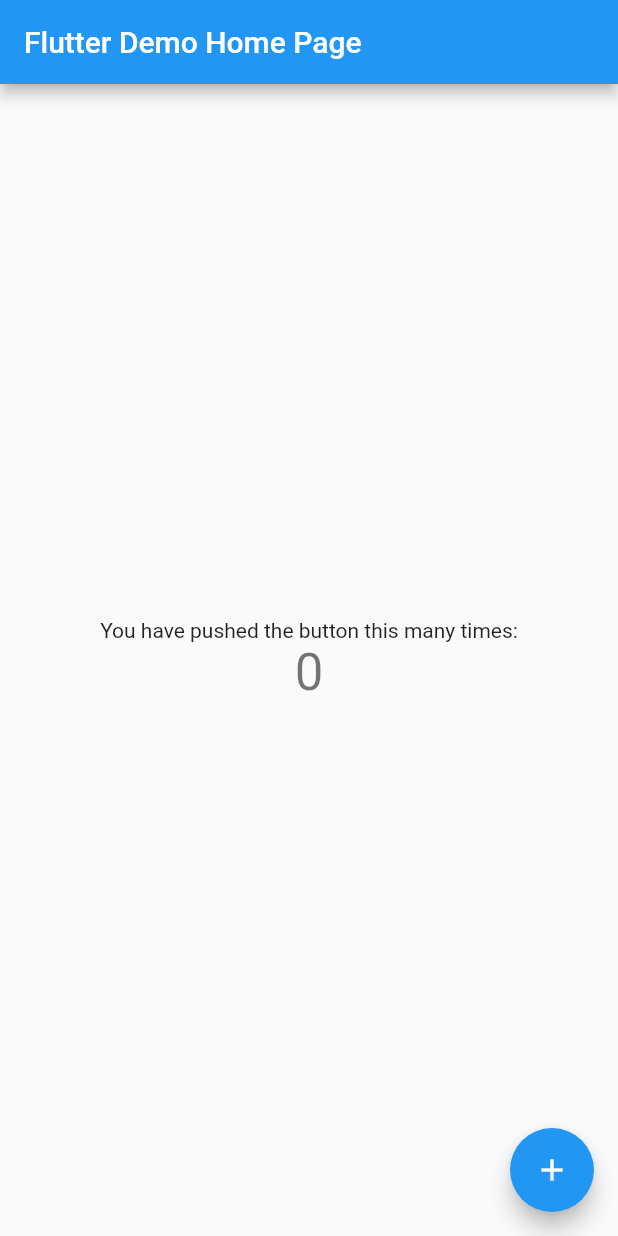
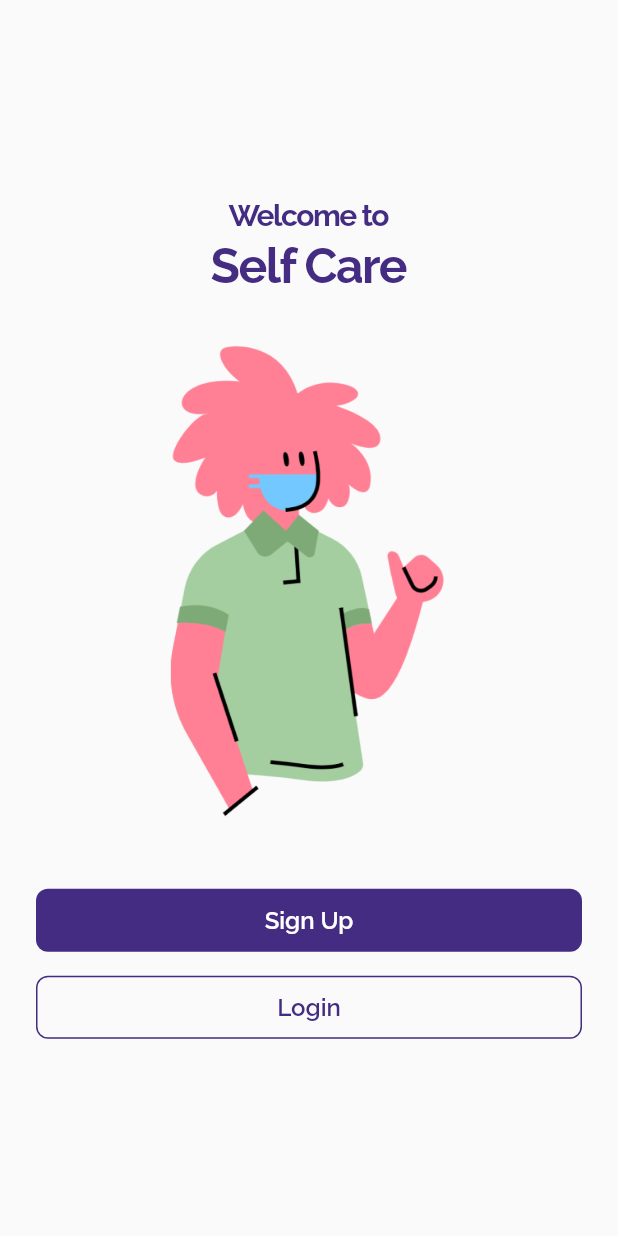
Before and after one commit to Syahro/healthcare, a Flutter app: the screen it shows after launch, on a phone screen of 412 x 824 dp. Run offline on Flutter 3.47's test engine with Material 2 defaults, Android fonts, the phone set to English and light mode, and no system bars; our stand-ins replace google_fonts.

Commit message:
done modified splashPage and add some assets or support

```diff
--- a/lib/main.dart
+++ b/lib/main.dart
@@ -1,113 +1,14 @@
 import 'package:flutter/material.dart';
+import 'package:healthcare/pages/splash_page.dart';
 
-void main() {
-  runApp(MyApp());
-}
+void main() => runApp(MyApp());
 
 class MyApp extends StatelessWidget {
-  // This widget is the root of your application.
   @override
   Widget build(BuildContext context) {
     return MaterialApp(
-      title: 'Flutter Demo',
-      theme: ThemeData(
-        // This is the theme of your application.
-        //
-        // Try running your application with "flutter run". You'll see the
-        // application has a blue toolbar. Then, without quitting the app, try
-        // changing the primarySwatch below to Colors.green and then invoke
-        // "hot reload" (press "r" in the console where you ran "flutter run",
-        // or simply save your changes to "hot reload" in a Flutter IDE).
-        // Notice that the counter didn't reset back to zero; the application
-        // is not restarted.
-        primarySwatch: Colors.blue,
-      ),
-      home: MyHomePage(title: 'Flutter Demo Home Page'),
+      debugShowCheckedModeBanner: false,
+      home: SplashPage(),
     );
   }
 }
-
-class MyHomePage extends StatefulWidget {
-  MyHomePage({Key key, this.title}) : super(key: key);
-
-  // This widget is the home page of your application. It is stateful, meaning
-  // that it has a State object (defined below) that contains fields that affect
-  // how it looks.
-
-  // This class is the configuration for the state. It holds the values (in this
-  // case the title) provided by the parent (in this case the App widget) and
-  // used by the build method of the State. Fields in a Widget subclass are
-  // always marked "final".
-
-  final String title;
-
-  @override
-  _MyHomePageState createState() => _MyHomePageState();
-}
-
-class _MyHomePageState extends State<MyHomePage> {
-  int _counter = 0;
-
-  void _incrementCounter() {
-    setState(() {
-      // This call to setState tells the Flutter framework that something has
-      // changed in this State, which causes it to rerun the build method below
-      // so that the display can reflect the updated values. If we changed
-      // _counter without calling setState(), then the build method would not be
-      // called again, and so nothing would appear to happen.
-      _counter++;
-    });
-  }
-
-  @override
-  Widget build(BuildContext context) {
-    // This method is rerun every time setState is called, for instance as done
-    // by the _incrementCounter method above.
-    //
-    // The Flutter framework has been optimized to make rerunning build methods
-    // fast, so that you can just rebuild anything that needs updating rather
-    // than having to individually change instances of widgets.
-    return Scaffold(
-      appBar: AppBar(
-        // Here we take the value from the MyHomePage object that was created by
-        // the App.build method, and use it to set our appbar title.
-        title: Text(widget.title),
-      ),
-      body: Center(
-        // Center is a layout widget. It takes a single child and positions it
-        // in the middle of the parent.
-        child: Column(
-          // Column is also a layout widget. It takes a list of children and
-          // arranges them vertically. By default, it sizes itself to fit its
-          // children horizontally, and tries to be as tall as its parent.
-          //
-          // Invoke "debug painting" (press "p" in the console, choose the
-          // "Toggle Debug Paint" action from the Flutter Inspector in Android
-          // Studio, or the "Toggle Debug Paint" command in Visual Studio Code)
-          // to see the wireframe for each widget.
-          //
-          // Column has various properties to control how it sizes itself and
-          // how it positions its children. Here we use mainAxisAlignment to
-          // center the children vertically; the main axis here is the vertical
-          // axis because Columns are vertical (the cross axis would be
-          // horizontal).
-          mainAxisAlignment: MainAxisAlignment.center,
-          children: <Widget>[
-            Text(
-              'You have pushed the button this many times:',
-            ),
-            Text(
-              '$_counter',
-              style: Theme.of(context).textTheme.headline4,
-            ),
-          ],
-        ),
-      ),
-      floatingActionButton: FloatingActionButton(
-        onPressed: _incrementCounter,
-        tooltip: 'Increment',
-        child: Icon(Icons.add),
-      ), // This trailing comma makes auto-formatting nicer for build methods.
-    );
-  }
-}
--- /dev/null
+++ b/lib/pages/splash_page.dart
@@ -0,0 +1,92 @@
+import 'package:flutter/material.dart';
+import 'package:healthcare/theme.dart';
+
+class SplashPage extends StatelessWidget {
+  @override
+  Widget build(BuildContext context) {
+    return Scaffold(
+      body: SafeArea(
+        child: Padding(
+          padding: EdgeInsets.symmetric(
+            horizontal: defaultMargin,
+          ),
+          child: Center(
+            child: Column(
+              mainAxisAlignment: MainAxisAlignment.center,
+              children: [
+                Text(
+                  'Welcome to',
+                  style: headingFive.copyWith(
+                    color: primaryOne,
+                  ),
+                ),
+                SizedBox(
+                  height: 4,
+                ),
+                Text(
+                  'Self Care',
+                  style: headingThree.copyWith(
+                    color: primaryOne,
+                  ),
+                ),
+                SizedBox(
+                  height: 30,
+                ),
+                Image.asset(
+                  'assets/illustration.png',
+                  width: double.infinity,
+                  height: 320,
+                ),
+                SizedBox(
+                  height: 46,
+                ),
+                Container(
+                  height: 42,
+                  width: double.infinity,
+                  child: FlatButton(
+                    onPressed: () {},
+                    child: Text(
+                      'Sign Up',
+                      style: buttonTwo.copyWith(
+                        color: whiteColor,
+                      ),
+                    ),
+                    color: primaryOne,
+                    shape: RoundedRectangleBorder(
+                      borderRadius: BorderRadius.circular(8),
+                    ),
+                  ),
+                ),
+                SizedBox(
+                  height: 16,
+                ),
+                Container(
+                  height: 42,
+                  width: double.infinity,
+                  decoration: BoxDecoration(
+                    borderRadius: BorderRadius.circular(8),
+                    border: Border.all(
+                      color: primaryOne,
+                    ),
+                  ),
+                  child: FlatButton(
+                    onPressed: () {},
+                    child: Text(
+                      'Login',
+                      style: buttonTwo.copyWith(
+                        color: primaryOne,
+                      ),
+                    ),
+                    shape: RoundedRectangleBorder(
+                      borderRadius: BorderRadius.circular(8),
+                    ),
+                  ),
+                )
+              ],
+            ),
+          ),
+        ),
+      ),
+    );
+  }
+}
--- /dev/null
+++ b/lib/theme.dart
@@ -0,0 +1,76 @@
+import 'package:flutter/material.dart';
+import 'package:google_fonts/google_fonts.dart';
+
+final double defaultMargin = 24.0;
+
+Color whiteColor = Color(0XFFFFFFFF);
+Color primaryOne = Color(0XFF432C81);
+Color primaryTwo = Color(0XFF56428F);
+Color primaryThree = Color(0XFF7B6BA8);
+Color primaryFour = Color(0XFFA095C1);
+Color primaryFive = Color(0XFFC6BFD9);
+Color primarySix = Color(0XFFEDECF4);
+Color yellowColor = Color(0XFFFEC62F);
+Color redColor = Color(0XFFEB5858);
+Color blueColor = Color(0XFF29C9FB);
+
+TextStyle headingOne = GoogleFonts.raleway(
+  fontSize: 56,
+  fontWeight: FontWeight.w700,
+  letterSpacing: -1,
+);
+
+TextStyle headingTwo = GoogleFonts.raleway(
+  fontSize: 40,
+  fontWeight: FontWeight.w700,
+  letterSpacing: -1,
+);
+
+TextStyle headingThree = GoogleFonts.raleway(
+  fontSize: 32,
+  fontWeight: FontWeight.w700,
+  letterSpacing: -1,
+);
+
+TextStyle headingFour = GoogleFonts.raleway(
+  fontSize: 24,
+  fontWeight: FontWeight.w700,
+  letterSpacing: -1,
+);
+
+TextStyle headingFive = GoogleFonts.raleway(
+  fontSize: 20,
+  fontWeight: FontWeight.w700,
+  letterSpacing: -1,
+);
+
+TextStyle paragraphOne = GoogleFonts.raleway(
+  fontSize: 16,
+  fontWeight: FontWeight.w500,
+);
+
+TextStyle paragraphTwo = GoogleFonts.raleway(
+  fontSize: 14,
+  fontWeight: FontWeight.w500,
+);
+
+TextStyle paragraphThree = GoogleFonts.raleway(
+  fontSize: 12,
+  fontWeight: FontWeight.w500,
+);
+
+TextStyle buttonOne = GoogleFonts.raleway(
+  fontSize: 18,
+  fontWeight: FontWeight.w600,
+  letterSpacing: 0.5,
+);
+
+TextStyle buttonTwo = GoogleFonts.raleway(
+  fontSize: 16,
+  fontWeight: FontWeight.w600,
+);
+
+TextStyle buttonThree = GoogleFonts.raleway(
+  fontSize: 14,
+  fontWeight: FontWeight.w600,
+);
```
Also changed, not shown: pubspec.yaml (+4 -12 lines), assets/illustration.png (added), pubspec.lock.
